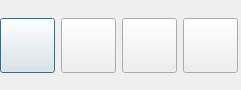
Old version of the form uiFiles/PromotionDialogUi.ui in the repository aedobrynin/smallChess.
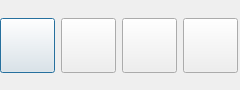
New version of the form. Icons and pictures are not drawn.

What changed in the file:
```diff
--- a/uiFiles/PromotionDialogUi.ui
+++ b/uiFiles/PromotionDialogUi.ui
@@ -6,10 +6,28 @@
    <rect>
     <x>0</x>
     <y>0</y>
-    <width>241</width>
+    <width>240</width>
     <height>90</height>
    </rect>
   </property>
+  <property name="sizePolicy">
+   <sizepolicy hsizetype="Fixed" vsizetype="Fixed">
+    <horstretch>0</horstretch>
+    <verstretch>0</verstretch>
+   </sizepolicy>
+  </property>
+  <property name="minimumSize">
+   <size>
+    <width>240</width>
+    <height>90</height>
+   </size>
+  </property>
+  <property name="maximumSize">
+   <size>
+    <width>241</width>
+    <height>91</height>
+   </size>
+  </property>
   <property name="windowTitle">
    <string>Pawn promotion</string>
   </property>
```
